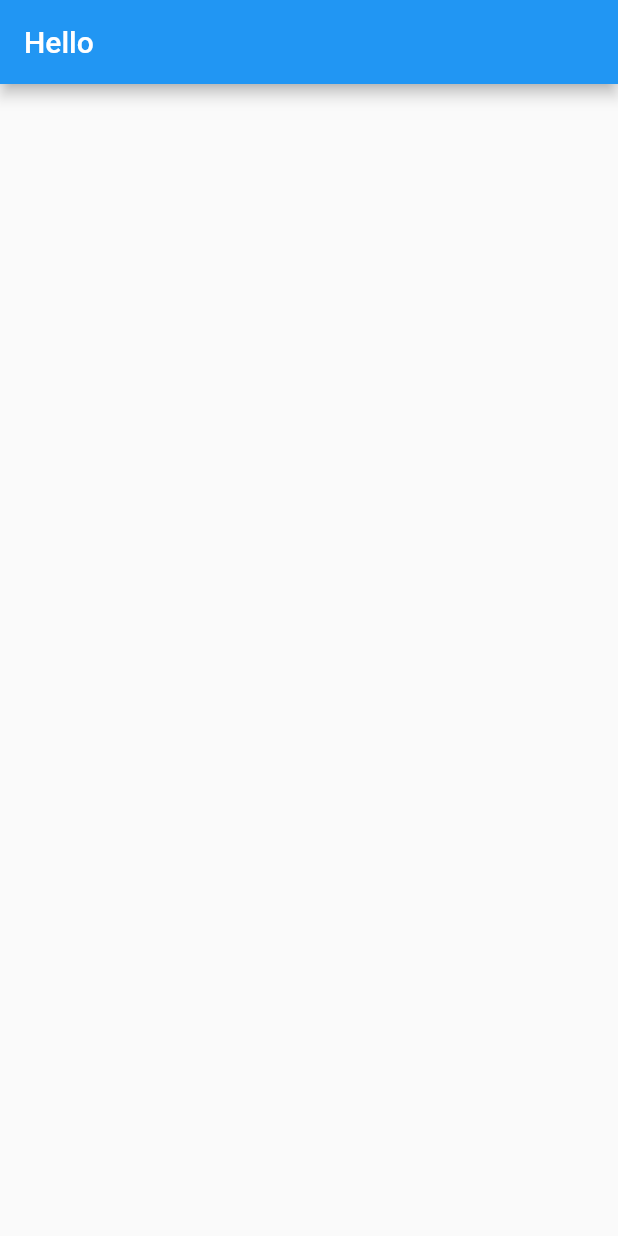
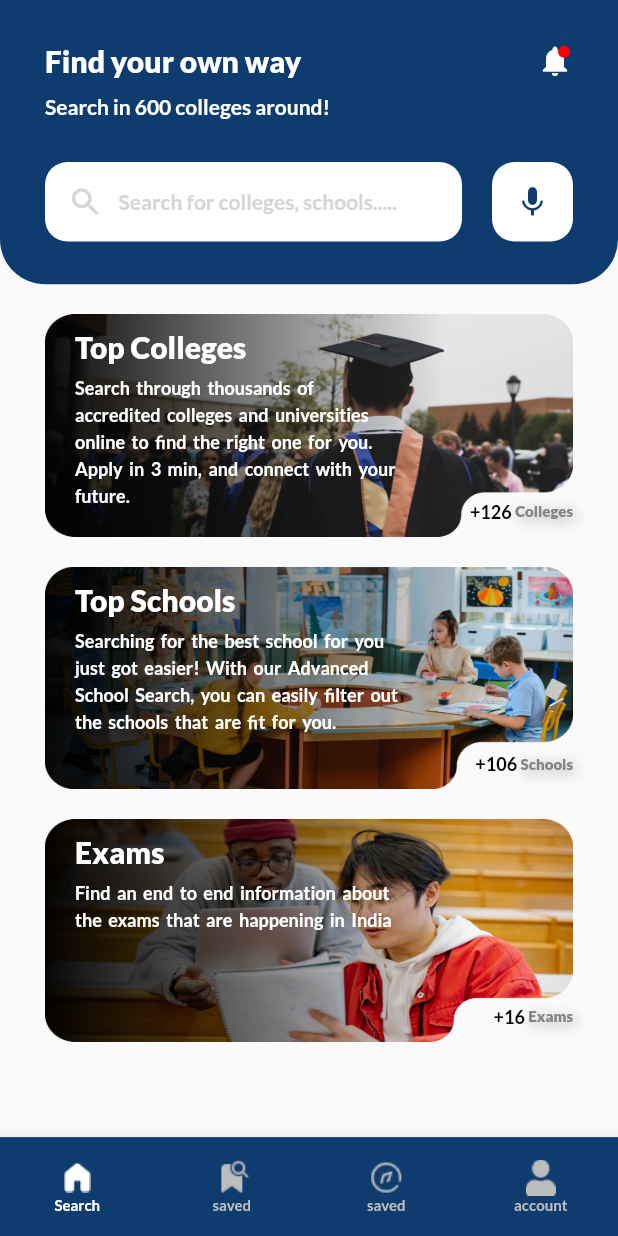
Before and after one commit to Harshad1705/Skygoal_Tech_Internshala, a Flutter app: the screen it shows after launch, on a phone screen of 412 x 824 dp. Run offline on Flutter 3.47's test engine with Material 2 defaults, Android fonts, the light colour scheme and no system bars; our stand-ins replace google_fonts.

Commit message:
first page done

```diff
--- a/lib/home.dart
+++ /dev/null
@@ -1,12 +0,0 @@
-import 'package:flutter/material.dart';
-
-class HomePage extends StatelessWidget {
-  const HomePage({Key? key}) : super(key: key);
-
-  @override
-  Widget build(BuildContext context) {
-    return Scaffold(
-      appBar: AppBar(title: Text("Hello"),),
-    );
-  }
-}
--- a/lib/main.dart
+++ b/lib/main.dart
@@ -1,5 +1,5 @@
 import 'package:flutter/material.dart';
-import 'package:skygoal_tech_internshala/home.dart';
+import 'package:skygoal_tech_internshala/screens/main_screen.dart';
 
 void main() {
   runApp(const MyApp());
@@ -11,11 +11,11 @@ class MyApp extends StatelessWidget {
   @override
   Widget build(BuildContext context) {
     return MaterialApp(
-      title: 'Flutter Demo',
+      title: 'Skygoal_Tech',
       theme: ThemeData(
         primarySwatch: Colors.blue,
       ),
-      home: const HomePage(),
+      home: const MainScreen(),
     );
   }
 }
--- /dev/null
+++ b/lib/screens/blank_screen.dart
@@ -0,0 +1,14 @@
+import 'package:flutter/material.dart';
+
+class BlankScreen extends StatelessWidget {
+  const BlankScreen({Key? key}) : super(key: key);
+
+  @override
+  Widget build(BuildContext context) {
+    return Scaffold(
+      appBar: AppBar(
+        title: Text("Blank"),
+      ),
+    );
+  }
+}
--- /dev/null
+++ b/lib/screens/home.dart
@@ -0,0 +1,271 @@
+import 'package:flutter/material.dart';
+import 'package:google_fonts/google_fonts.dart';
+
+class HomeScreen extends StatefulWidget {
+  const HomeScreen({Key? key}) : super(key: key);
+
+  @override
+  State<HomeScreen> createState() => _HomeScreenState();
+}
+
+class _HomeScreenState extends State<HomeScreen> {
+  List<List<String>> colleges = [
+    [
+      "Top Colleges",
+      "Search through thousands of\naccredited colleges and universities\nonline to find the right one for you.\nApply in 3 min, and connect with your\nfuture.",
+      "+126 ",
+      "Colleges",
+    ],
+    [
+      "Top Schools",
+      "Searching for the best school for you\njust got easier! With our Advanced\nSchool Search, you can easily filter out\nthe schools that are fit for you.",
+      "+106 ",
+      "Schools",
+    ],
+    [
+      "Exams",
+      "Find an end to end information about\nthe exams that are happening in India",
+      "+16 ",
+      "Exams",
+    ],
+  ];
+  List<String> strams = [
+    "Bachelor of Technology",
+    "Bachelor of Architecture",
+    "Pharmacy",
+    "Law",
+    "Management",
+  ];
+
+  @override
+  Widget build(BuildContext context) {
+    return SafeArea(
+      child: Scaffold(
+        body: Column(
+          children: [
+            Container(
+              height: MediaQuery.of(context).size.height * 0.23,
+              decoration: BoxDecoration(
+                color: Color(0xff0E3C6E),
+                borderRadius: BorderRadius.only(
+                  bottomLeft: Radius.circular(30),
+                  bottomRight: Radius.circular(30),
+                ),
+              ),
+              padding: EdgeInsets.symmetric(horizontal: 30),
+              child: Column(
+                mainAxisAlignment: MainAxisAlignment.spaceEvenly,
+                crossAxisAlignment: CrossAxisAlignment.start,
+                children: [
+                  Column(
+                    mainAxisAlignment: MainAxisAlignment.spaceBetween,
+                    crossAxisAlignment: CrossAxisAlignment.start,
+                    children: [
+                      Row(
+                        mainAxisAlignment: MainAxisAlignment.spaceBetween,
+                        children: [
+                          Text(
+                            "Find your own way",
+                            style: GoogleFonts.lato(
+                              fontSize: 20,
+                              fontWeight: FontWeight.w800,
+                              color: Colors.white,
+                            ),
+                          ),
+                          Stack(
+                            children: [
+                              Icon(
+                                Icons.notifications,
+                                color: Colors.white,
+                              ),
+                              Positioned(
+                                right: 2,
+                                top: 2,
+                                child: Container(
+                                  height: 8,
+                                  width: 8,
+                                  decoration: BoxDecoration(
+                                    shape: BoxShape.circle,
+                                    color: Color(0xffFD0000),
+                                  ),
+                                ),
+                              ),
+                            ],
+                          ),
+                        ],
+                      ),
+                      Padding(
+                        padding: EdgeInsets.only(top: 10.0),
+                        child: Text(
+                          "Search in 600 colleges around!",
+                          style: GoogleFonts.lato(
+                            fontSize: 14,
+                            fontWeight: FontWeight.w700,
+                            color: Colors.white,
+                          ),
+                        ),
+                      ),
+                    ],
+                  ),
+                  Row(
+                    children: [
+                      Expanded(
+                        child: searchContainer(
+                          child: Row(
+                            children: [
+                              Icon(
+                                Icons.search,
+                                color: Color(0xffD6D6D6),
+                              ),
+                              SizedBox(
+                                width: 10,
+                              ),
+                              Text(
+                                "Search for colleges, schools.....",
+                                overflow: TextOverflow.visible,
+                                style: GoogleFonts.lato(
+                                  fontSize: 14,
+                                  fontWeight: FontWeight.w700,
+                                  color: Color(0xffD6D6D6),
+                                ),
+                              )
+                            ],
+                          ),
+                        ),
+                      ),
+                      Padding(
+                        padding: EdgeInsets.only(left: 20),
+                        child: searchContainer(
+                          child: Icon(
+                            Icons.mic,
+                            color: Color(0xff0E3C6E),
+                          ),
+                        ),
+                      ),
+                    ],
+                  ),
+                ],
+              ),
+            ),
+            SizedBox(
+              height: 10,
+            ),
+            ListView.builder(
+              itemCount: colleges.length,
+              shrinkWrap: true,
+              itemBuilder: (context, index) {
+                return clgConrtainer(context: context, index: index);
+              },
+            ),
+          ],
+        ),
+      ),
+    );
+  }
+
+  Widget clgConrtainer({required BuildContext context, required int index}) {
+    return GestureDetector(
+      onTap: () {
+        //TODO
+        showModalBottomSheet(
+            context: context,
+            builder: (BuildContext context) {
+              return Container(
+                decoration: BoxDecoration(
+                  borderRadius: BorderRadius.only(
+                    topLeft: Radius.circular(30),
+                    topRight: Radius.circular(30),
+                  ),
+                ),
+              );
+            });
+      },
+      child: Stack(
+        children: [
+          Container(
+            margin: EdgeInsets.symmetric(horizontal: 30, vertical: 10),
+            padding: EdgeInsets.symmetric(horizontal: 20, vertical: 10),
+            height: MediaQuery.of(context).size.height * 0.18,
+            width: double.infinity,
+            decoration: BoxDecoration(
+              image: DecorationImage(
+                fit: BoxFit.fill,
+                image: AssetImage("assets/images/clg${index + 1}.png"),
+              ),
+            ),
+            child: Column(
+              crossAxisAlignment: CrossAxisAlignment.start,
+              children: [
+                Text(
+                  colleges[index][0],
+                  style: GoogleFonts.lato(
+                    fontSize: 20,
+                    fontWeight: FontWeight.w800,
+                    color: Colors.white,
+                  ),
+                ),
+                SizedBox(
+                  height: 5,
+                ),
+                Text(
+                  colleges[index][1],
+                  style: GoogleFonts.lato(
+                    fontSize: 12,
+                    fontWeight: FontWeight.w700,
+                    color: Colors.white,
+                    wordSpacing: 2,
+                    height: 1.5,
+                  ),
+                ),
+              ],
+            ),
+          ),
+          Positioned(
+            bottom: 20,
+            right: 30,
+            child: Row(
+              children: [
+                Text(
+                  colleges[index][2],
+                  style: GoogleFonts.lato(
+                    fontSize: 12,
+                    fontWeight: FontWeight.bold,
+                    color: Colors.black,
+                  ),
+                ),
+                Text(
+                  colleges[index][3],
+                  style: GoogleFonts.lato(
+                    shadows: const [
+                      Shadow(
+                        blurRadius: 10.0, // shadow blur
+                        color: Colors.grey, // shadow color
+                        offset:
+                            Offset(2.0, 2.0), // how much shadow will be shown
+                      ),
+                    ],
+                    fontSize: 10,
+                    fontWeight: FontWeight.w800,
+                    color: Color(0xff848484),
+                  ),
+                ),
+              ],
+            ),
+          ),
+        ],
+      ),
+    );
+  }
+
+  Container searchContainer({required Widget child}) {
+    return Container(
+      height: 53,
+      padding: EdgeInsets.symmetric(horizontal: 15),
+      decoration: BoxDecoration(
+        borderRadius: BorderRadius.circular(15),
+        color: Colors.white,
+      ),
+      child: child,
+    );
+  }
+}
--- /dev/null
+++ b/lib/screens/main_screen.dart
@@ -0,0 +1,78 @@
+import 'package:flutter/material.dart';
+import 'package:google_fonts/google_fonts.dart';
+
+import 'blank_screen.dart';
+import 'home.dart';
+
+class MainScreen extends StatefulWidget {
+  const MainScreen({Key? key}) : super(key: key);
+
+  @override
+  State<MainScreen> createState() => _MainScreenState();
+}
+
+class _MainScreenState extends State<MainScreen> {
+  int _currentIndex = 0;
+
+  late final List<Widget> _screens;
+
+  @override
+  void initState() {
+    _screens = [
+      const HomeScreen(),
+      const BlankScreen(),
+      const BlankScreen(),
+      const BlankScreen(),
+    ];
+
+    super.initState();
+  }
+
+  @override
+  Widget build(BuildContext context) {
+    return Scaffold(
+      bottomNavigationBar: SizedBox(
+        height: MediaQuery.of(context).size.height*0.08,
+        child: BottomNavigationBar(
+          currentIndex: _currentIndex,
+          backgroundColor: Color(0xff0E3C6E),
+          selectedItemColor: Colors.white,
+          unselectedItemColor: Colors.grey.shade400,
+          selectedLabelStyle:  GoogleFonts.lato(
+            fontWeight: FontWeight.w700,
+            fontSize: 10,
+          ),
+          unselectedLabelStyle: GoogleFonts.lato(
+            fontWeight: FontWeight.w700,
+            fontSize: 10,
+          ),
+          type: BottomNavigationBarType.fixed,
+          onTap: (value) {
+            setState(() {
+              _currentIndex = value;
+            });
+          }, // new
+          items: const [
+            BottomNavigationBarItem(
+              icon: ImageIcon(AssetImage("assets/icons/icon1.png"),),
+              label: 'Search',
+            ),
+            BottomNavigationBarItem(
+              icon:ImageIcon(AssetImage("assets/icons/icon3.png"),),
+              label: 'saved',
+            ),
+            BottomNavigationBarItem(
+              icon: ImageIcon(AssetImage("assets/icons/icon2.png"),),
+              label: 'saved',
+            ),
+            BottomNavigationBarItem(
+              icon:ImageIcon(AssetImage("assets/icons/icon4.png"),),
+              label: 'account',
+            ),
+          ],
+        ),
+      ),
+      body: _screens[_currentIndex],
+    );
+  }
+}
```
Also changed, not shown: pubspec.yaml (+4 -3 lines), assets/icons/icon1.png (added), assets/icons/icon2.png (added), assets/icons/icon3.png (added), assets/icons/icon4.png (added), assets/images/clg1.png (added), assets/images/clg2.png (added), assets/images/clg3.png (added), pubspec.lock.
